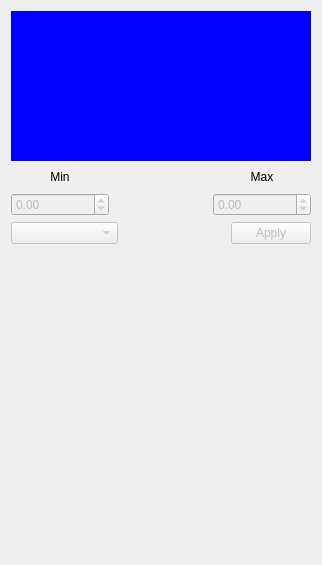
Qt form Skyviewer/histogramwidget.ui (ATNoG/HealpixViewer) before a commit.
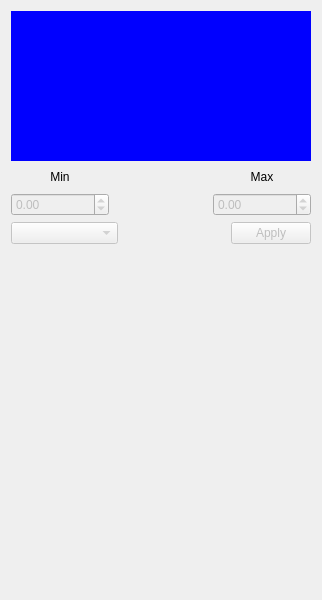
The same form after that commit. Custom widgets are drawn as their Qt base class.

The edit to the form file:
```diff
--- a/Skyviewer/histogramwidget.ui
+++ b/Skyviewer/histogramwidget.ui
@@ -7,7 +7,7 @@
     <x>0</x>
     <y>0</y>
     <width>318</width>
-    <height>565</height>
+    <height>600</height>
    </rect>
   </property>
   <property name="sizePolicy">
@@ -16,6 +16,12 @@
     <verstretch>0</verstretch>
    </sizepolicy>
   </property>
+  <property name="minimumSize">
+   <size>
+    <width>0</width>
+    <height>600</height>
+   </size>
+  </property>
   <property name="windowTitle">
    <string>Form</string>
   </property>
```
